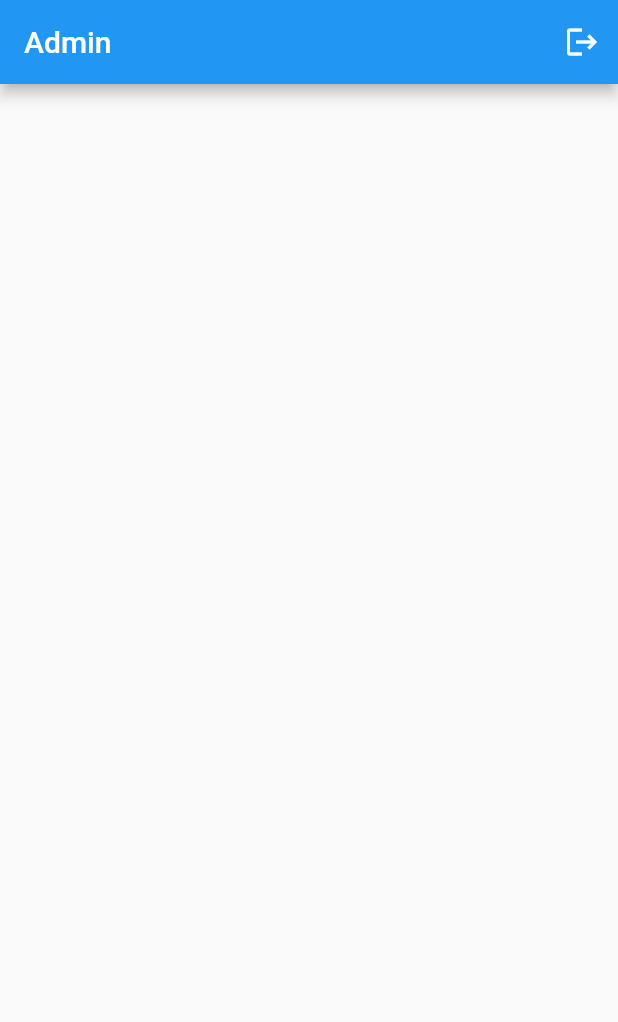
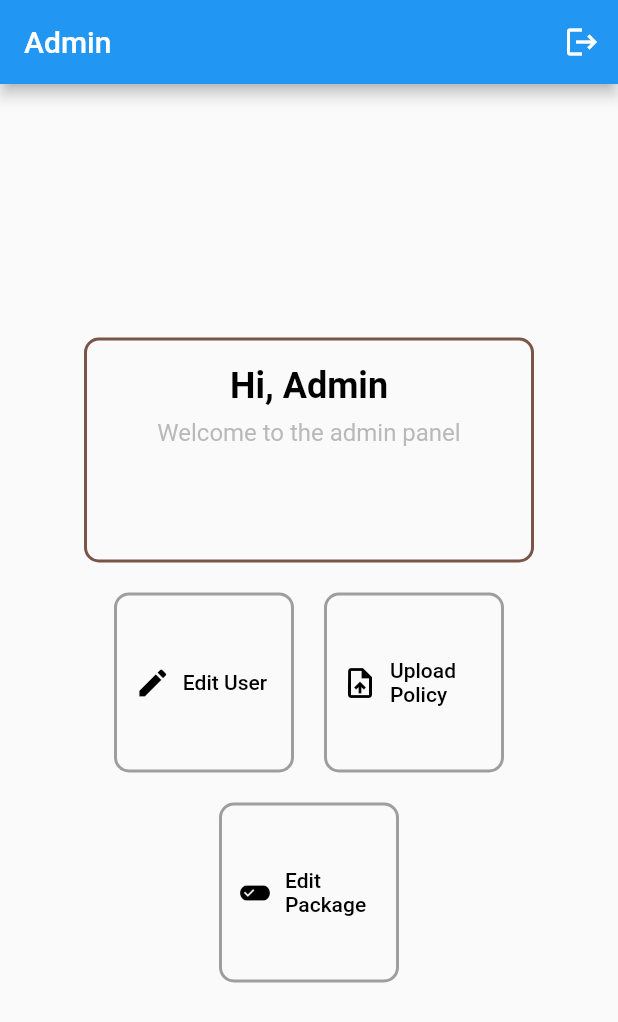
Before and after one commit to chewjiaseng/insurance, a Flutter app: the AdminPage screen opened directly, on a phone screen of 412 x 824 dp. Shown: the top 1022 px of the screen. Run offline on Flutter 3.47's test engine with Material 2 defaults, Android fonts, the light colour scheme and no system bars; our stand-ins replace cloud_firestore, firebase_auth, firebase_core; accounts and stored records are empty.

Commit message:
try commit

```diff
--- a/lib/adminFile/adminUI.dart
+++ b/lib/adminFile/adminUI.dart
@@ -1,10 +1,11 @@
 import 'package:firebase_auth/firebase_auth.dart';
 import 'package:flutter/material.dart';
+import 'package:insuranceapp/adminFile/edit_user.dart';
 
 import '../login.dart';
 
 class AdminPage extends StatefulWidget {
-  const AdminPage({super.key});
+  const AdminPage();
 
   @override
   State<AdminPage> createState() => _AdminPageState();
@@ -13,6 +14,10 @@ class AdminPage extends StatefulWidget {
 class _AdminPageState extends State<AdminPage> {
   @override
   Widget build(BuildContext context) {
+    final buttonSize = Size(120, 120); // Set the desired button size
+    final wrapperSize = Size(300, 150); // Set the desired wrapper size
+    final wrapperPadding = EdgeInsets.all(16.0); // Set the desired padding for the wrapper
+
     return Scaffold(
       appBar: AppBar(
         title: Text("Admin"),
@@ -27,14 +32,130 @@ class _AdminPageState extends State<AdminPage> {
           )
         ],
       ),
+      body: Padding(
+        padding: EdgeInsets.all(16.0), // Add padding to create space between the wrapper and screen edges
+        child: Center(
+          child: Column(
+            mainAxisAlignment: MainAxisAlignment.center,
+            children: [
+              Container(
+                width: wrapperSize.width,
+                height: wrapperSize.height,
+                padding: wrapperPadding,
+                decoration: BoxDecoration(
+                  color: Colors.transparent,
+                  border: Border.all(color: Colors.brown, width: 2),
+                  borderRadius: BorderRadius.circular(10),
+                ),
+                child: Column(
+                  children: [
+                    Text(
+                      'Hi, Admin',
+                      style: TextStyle(
+                        fontSize: 24,
+                        fontWeight: FontWeight.bold,
+                        color: Colors.black,
+                      ),
+                    ),
+                    SizedBox(height: 8),
+                    Opacity(
+                      opacity: 0.7, // Set the desired opacity value
+                      child: Text(
+                        'Welcome to the admin panel',
+                        style: TextStyle(
+                          fontSize: 16,
+                          color: Colors.grey,
+                        ),
+                      ),
+                    ),
+                  ],
+                ),
+              ),
+              SizedBox(height: 20),
+              Row(
+                mainAxisAlignment: MainAxisAlignment.center,
+                children: [
+                  Container(
+                    width: buttonSize.width,
+                    height: buttonSize.height,
+                    child: ElevatedButton.icon(
+                      onPressed: () {
+                        Navigator.push(
+                          context,
+                          MaterialPageRoute(
+                            builder: (context) => EditUserPage(),
+                          ),
+                        );
+                      },
+                      icon: Icon(Icons.edit, color: Colors.black),
+                      label: Text('Edit User', style: TextStyle(color: Colors.black)),
+                      style: ElevatedButton.styleFrom(
+                        minimumSize: buttonSize, // Set the minimum button size
+                        primary: Colors.transparent, // Set the button color to transparent
+                        elevation: 0, // Disable the button elevation/shadow
+                        shape: RoundedRectangleBorder(
+                          side: BorderSide(color: Colors.grey, width: 2),
+                          borderRadius: BorderRadius.circular(10),
+                        ),
+                      ),
+                    ),
+
+                  ),
+                  SizedBox(width: 20),
+                  Container(
+                    width: buttonSize.width,
+                    height: buttonSize.height,
+                    child: ElevatedButton.icon(
+                      onPressed: () {
+                        // Perform the action for "Upload Policy" here
+                      },
+                      icon: Icon(Icons.upload_file, color: Colors.black),
+                      label: Text('Upload Policy', style: TextStyle(color: Colors.black)),
+                      style: ElevatedButton.styleFrom(
+                        minimumSize: buttonSize, // Set the minimum button size
+                        primary: Colors.transparent, // Set the button color to transparent
+                        elevation: 0, // Disable the button elevation/shadow
+                        shape: RoundedRectangleBorder(
+                          side: BorderSide(color: Colors.grey, width: 2),
+                          borderRadius: BorderRadius.circular(10),
+                        ),
+                      ),
+                    ),
+                  ),
+                ],
+              ),
+              SizedBox(height: 20),
+              Container(
+                width: buttonSize.width,
+                height: buttonSize.height,
+                child: ElevatedButton.icon(
+                  onPressed: () {
+                    // Perform the action for "Edit Package" here
+                  },
+                  icon: Icon(Icons.edit_attributes, color: Colors.black),
+                  label: Text('Edit Package', style: TextStyle(color: Colors.black)),
+                  style: ElevatedButton.styleFrom(
+                    minimumSize: buttonSize, // Set the minimum button size
+                    primary: Colors.transparent, // Set the button color to transparent
+                    elevation: 0, // Disable the button elevation/shadow
+                    shape: RoundedRectangleBorder(
+                      side: BorderSide(color: Colors.grey, width: 2),
+                      borderRadius: BorderRadius.circular(10),
+                    ),
+                  ),
+                ),
+              ),
+            ],
+          ),
+        ),
+      ),
     );
   }
 
   Future<void> logout() async {
-  await FirebaseAuth.instance.signOut();
-  navigateToLoginPage();
-}
-
+    await FirebaseAuth.instance.signOut();
+    navigateToLoginPage();
+  }
 
   void navigateToLoginPage() {
     Navigator.pushReplacement(
--- a/lib/register.dart
+++ b/lib/register.dart
@@ -273,7 +273,7 @@ class _RegisterState extends State<Register> {
                           mainAxisAlignment: MainAxisAlignment.center,
                           children: [
                             Text(
-                              "Rool : ",
+                              "Role : ",
                               style: TextStyle(
                                 fontSize: 20,
                                 fontWeight: FontWeight.bold,
```
Also changed, not shown: lib/adminFile/edit_user.dart (added, +61 -0 lines).
